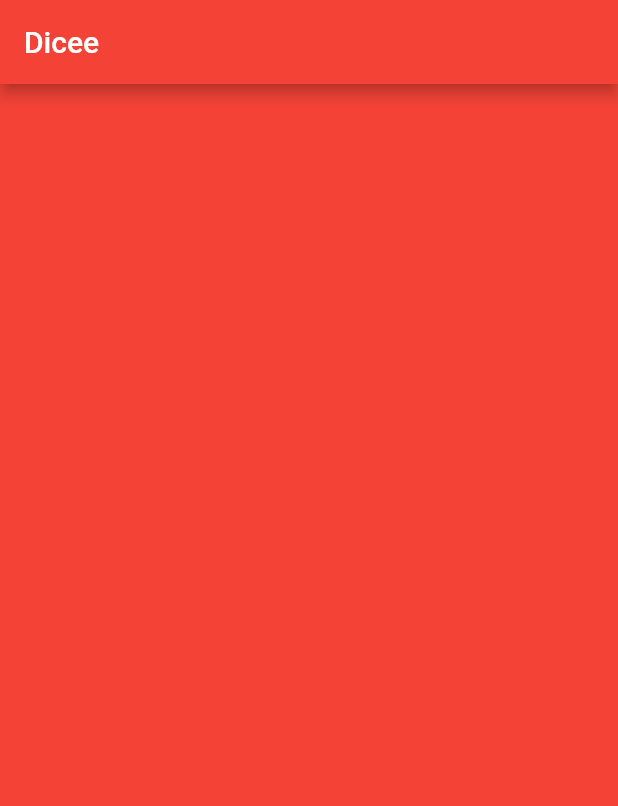
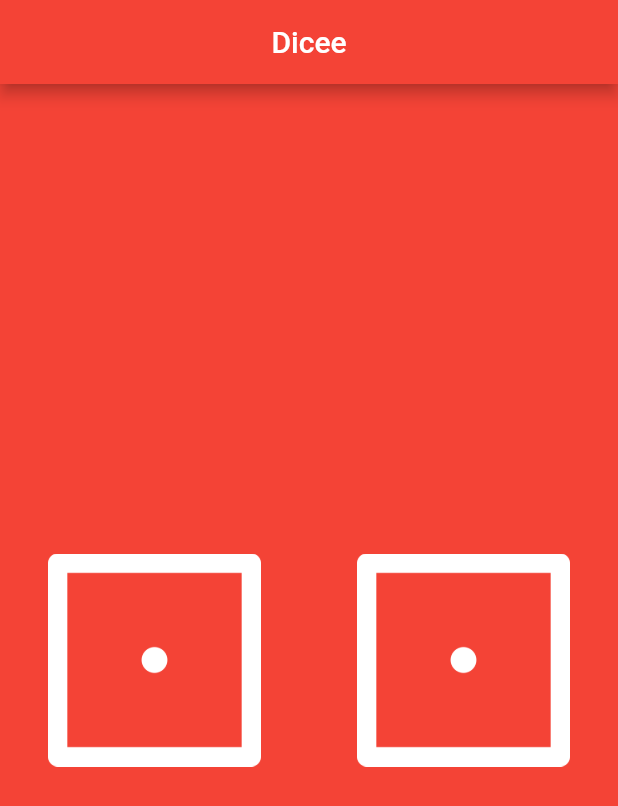
Before and after one commit to salmh12/flutter_dicee, a Flutter app: the screen it shows after launch, on a phone screen of 412 x 824 dp. Shown: the top 806 px of the screen. Run offline on Flutter 3.47's test engine with Material 2 defaults, Android fonts, the phone set to English and light mode, and no system bars.

Commit message:
add dicee

```diff
--- a/lib/main.dart
+++ b/lib/main.dart
@@ -1,3 +1,4 @@
+import 'dart:math';
 import 'package:flutter/material.dart';
 
 void main() {
@@ -6,7 +7,7 @@ void main() {
       home: Scaffold(
         backgroundColor: Colors.red,
         appBar: AppBar(
-          title: Text('Dicee'),
+          title: Center(child: Text('Dicee')),
           backgroundColor: Colors.red,
         ),
         body: DicePage(),
@@ -14,10 +15,56 @@ void main() {
     ),
   );
 }
+class DicePage extends StatefulWidget {
+  const DicePage({Key? key}) : super(key: key);
 
-class DicePage extends StatelessWidget {
+  @override
+  State<DicePage> createState() => _DicePageState();
+}
+
+class _DicePageState extends State<DicePage> {
+  int liftediceenumber=1;
+  int rightdiceenumber=1;
+  void changediceface(){
+setState(() {
+                   liftediceenumber=Random().nextInt(6)+1;
+                  rightdiceenumber=Random().nextInt(6)+1;
+                });
+
+  }
   @override
   Widget build(BuildContext context) {
-    return Container();
+    return
+    Center(
+      child: Row(
+        children: <Widget>[
+           Expanded(
+            child:
+           Padding(
+             padding: const EdgeInsets.all(16.0),
+             child:FlatButton(
+              onPressed: (){
+                changediceface();
+
+              },
+             child: Image.asset('images/dice$liftediceenumber.png'),)
+
+           )
+            ),
+            Expanded(child:
+           Padding(
+             padding: const EdgeInsets.all(16.0),
+             child:FlatButton(
+              onPressed: (){
+                changediceface();
+              },
+             child: Image.asset('images/dice$rightdiceenumber.png'),)
+             )
+           )
+
+        ],
+      ),
+    );
+
   }
 }
--- a/pubspec.yaml
+++ b/pubspec.yaml
@@ -8,7 +8,7 @@ publish_to: 'none' # Remove this line if you wish to publish to pub.dev
 version: 1.0.0+1
 
 environment:
-  sdk: ">=2.17.3 <3.0.0"
+  sdk: ">=2.17.1 <3.0.0"
 
 dependencies:
   flutter:
```
Also changed, not shown: pubspec.lock.
